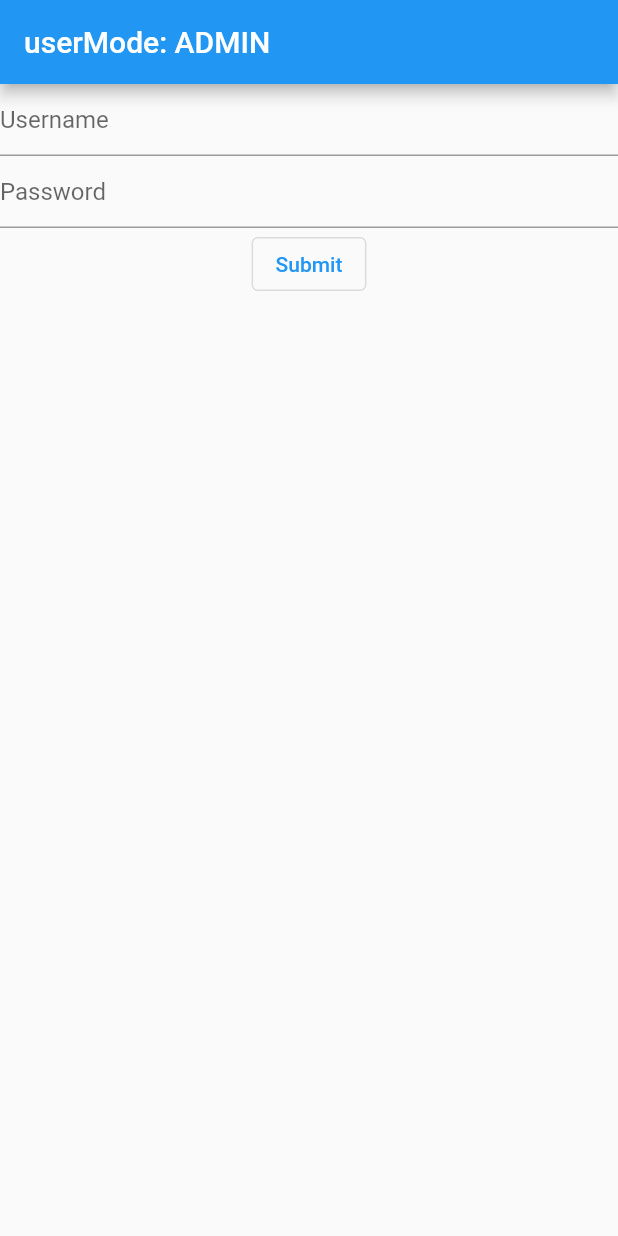
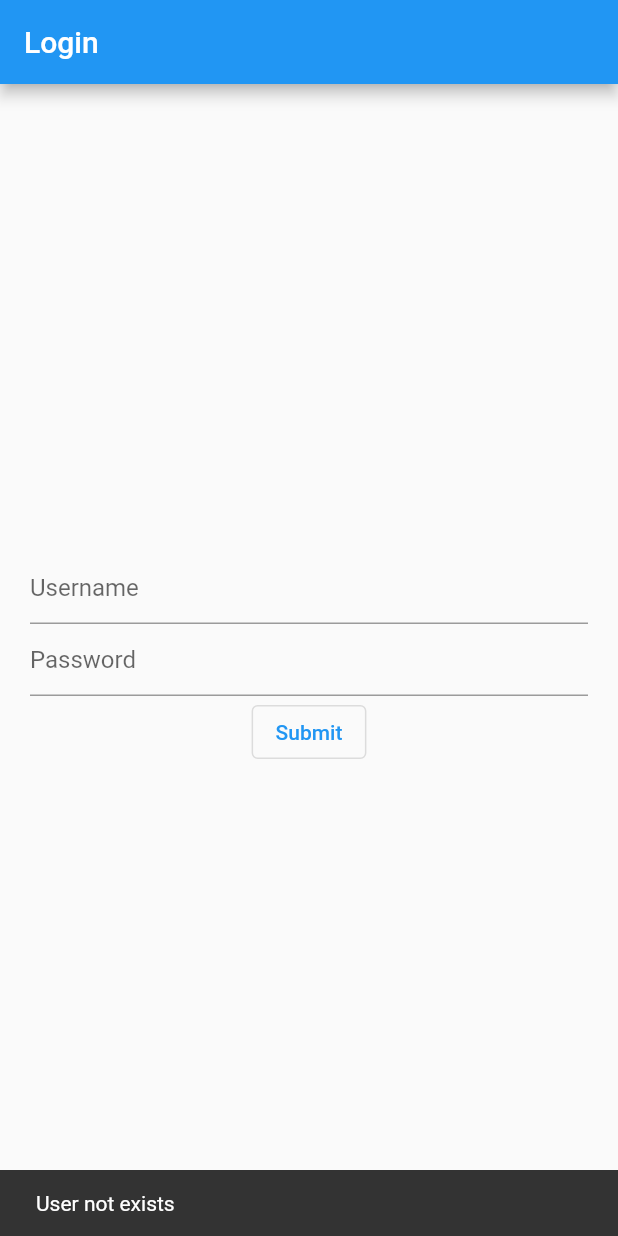
Before and after one commit to KolasikOmetov/info_safety_labs, a Flutter app: the screen it shows after launch, after a tap on "Submit", on a phone screen of 412 x 824 dp. Run offline on Flutter 3.47's test engine with Material 2 defaults, Android fonts, the phone set to English and light mode, and no system bars.

```diff
--- a/info_safety_lab1/lib/controllers/entrance_controller.dart
+++ b/info_safety_lab1/lib/controllers/entrance_controller.dart
@@ -8,7 +8,7 @@ class EntranceController extends ChangeNotifier {
   static const _maxAttempts = 3;
   String userName = '';
   String password = '';
-  final List<UserModel> users = [const UserModel(name: 'FUF')];
+  final List<UserModel> users = [const AdminModel(name: 'Admin')];
 
   int wrongAttempts = 0;
 
--- a/info_safety_lab1/lib/controllers/user_list_controller.dart
+++ b/info_safety_lab1/lib/controllers/user_list_controller.dart
@@ -1,3 +1,4 @@
+import 'package:collection/collection.dart';
 import 'package:flutter/material.dart';
 import 'package:info_safety_lab1/model/user_model.dart';
 
@@ -21,4 +22,8 @@ class UserListController extends ChangeNotifier {
       callback(index);
     }
   }
+
+  bool isUserExists(String username) {
+    return users.firstWhereOrNull((element) => false) != null;
+  }
 }
--- a/info_safety_lab1/lib/model/user_model.dart
+++ b/info_safety_lab1/lib/model/user_model.dart
@@ -30,8 +30,9 @@ class UserModel {
 
 class AdminModel extends UserModel {
   const AdminModel({
+    required super.name,
     super.isBlocked = false,
     super.isPasswordChoosingLimited = false,
     super.password = const PasswordModel(),
-  }) : super(name: 'admin');
+  });
 }
--- a/info_safety_lab1/lib/pages/entrance_page.dart
+++ b/info_safety_lab1/lib/pages/entrance_page.dart
@@ -27,10 +27,13 @@ class _Content extends StatelessWidget {
   Widget build(BuildContext context) {
     return Scaffold(
       appBar: AppBar(
-        title: const Text('userMode: ' "ADMIN"),
+        title: const Text('Login'),
       ),
       body: Center(
+        child: Padding(
+          padding: const EdgeInsets.symmetric(horizontal: 20),
           child: Column(
+            mainAxisSize: MainAxisSize.min,
             children: <Widget>[
               TextField(
                 onChanged: (value) => context.entranceController.setUsername(value),
@@ -49,14 +52,19 @@ class _Content extends StatelessWidget {
               OutlinedButton(
                 onPressed: () => context.entranceController.checkData(
                   onSuccess: (UserModel user) => moveTo(context, HomePage(user: user)),
-                onUserNotExists: () => const ScaffoldMessenger(child: Text('User not exists')),
-                onPasswordWrong: () => const ScaffoldMessenger(child: Text('Password is wrong')),
+                  onUserNotExists: () => ScaffoldMessenger.of(context).showSnackBar(
+                    const SnackBar(content: Text('User not exists')),
+                  ),
+                  onPasswordWrong: () => ScaffoldMessenger.of(context).showSnackBar(
+                    const SnackBar(content: Text('Password is wrong')),
+                  ),
                 ),
                 child: const Text('Submit'),
               ),
             ],
           ),
         ),
+      ),
     );
   }
 }
--- a/info_safety_lab1/lib/pages/home_page.dart
+++ b/info_safety_lab1/lib/pages/home_page.dart
@@ -35,6 +35,7 @@ class _Content extends StatelessWidget {
       ),
       body: Center(
         child: Column(
+          mainAxisSize: MainAxisSize.min,
           children: <Widget>[
             OutlinedButton(
               onPressed: () {},
--- a/info_safety_lab1/pubspec.yaml
+++ b/info_safety_lab1/pubspec.yaml
@@ -13,6 +13,7 @@ dependencies:
     sdk: flutter
 
   provider: ^6.0.3
+  collection: ^1.16.0
 
 dev_dependencies:
   flutter_test:
```
Also changed, not shown: info_safety_lab1/lib/pages/user_list_page.dart (+24 -8 lines), info_safety_lab1/lib/widgets/dialogs/add_user_dialog.dart (added, +75 -0 lines), info_safety_lab1/pubspec.lock. Lines whose indentation alone changed are shown as unchanged.
